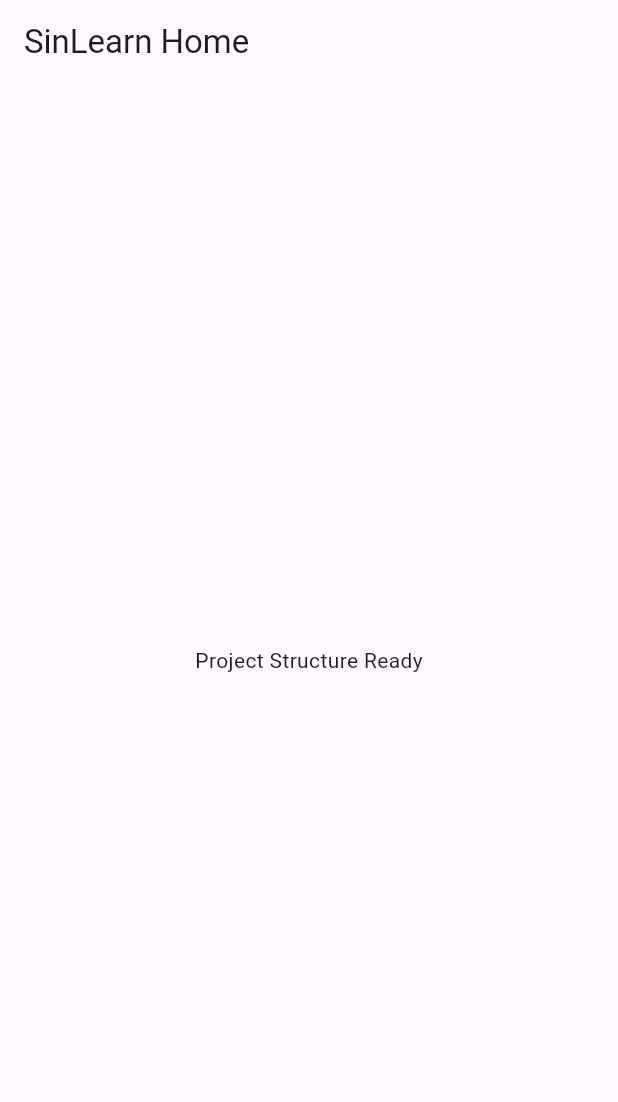
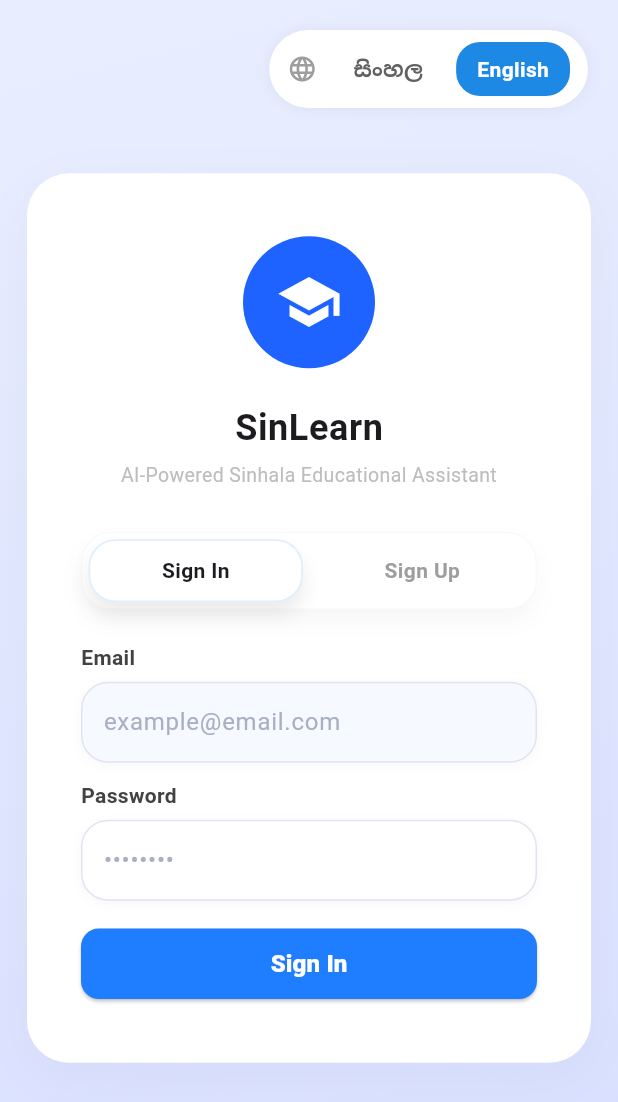
Before and after one commit to Miyuri15/SinLearn_mobile, a Flutter app: the screen it shows after launch, on a phone screen of 412 x 824 dp. Shown: the top 1102 px of the screen. Run offline on Flutter 3.47's test engine with Material 3 defaults, Android fonts, the phone set to English and light mode, and no system bars; our stand-ins replace easy_localization.

Commit message:
Added full sign-in & sign-up project

```diff
--- /dev/null
+++ b/lib/layouts/mobile/sign_in_page.dart
@@ -0,0 +1,339 @@
+import 'package:flutter/material.dart';
+import 'package:easy_localization/easy_localization.dart';
+import 'sign_up_page.dart';
+
+class SignInPage extends StatelessWidget {
+  const SignInPage({super.key});
+
+  @override
+  Widget build(BuildContext context) {
+    final theme = Theme.of(context);
+
+    return Scaffold(
+      body: Container(
+        width: double.infinity,
+        decoration: const BoxDecoration(
+          gradient: LinearGradient(
+            begin: Alignment.topCenter,
+            end: Alignment.bottomRight,
+            colors: [Color(0xFFE8EDFF), Color(0xFFD8DFFF)],
+            stops: [0.0, 1.0],
+          ),
+        ),
+        child: SafeArea(
+          child: Stack(
+            children: [
+              Align(
+                alignment: Alignment.topRight,
+                child: Padding(
+                  padding: const EdgeInsets.all(20.0),
+                  child: _LanguageToggle(),
+                ),
+              ),
+              Center(
+                child: SingleChildScrollView(
+                  child: ConstrainedBox(
+                    constraints: const BoxConstraints(maxWidth: 480),
+                    child: Container(
+                      decoration: BoxDecoration(
+                        color: Colors.white, // brighter card background
+                        borderRadius: BorderRadius.circular(28),
+                        boxShadow: [
+                          BoxShadow(
+                            color: Colors.black.withOpacity(0.03),
+                            blurRadius: 28,
+                            offset: const Offset(0, 8),
+                          )
+                        ],
+                      ),
+                      margin: const EdgeInsets.symmetric(horizontal: 18),
+                      child: Padding(
+                        padding: const EdgeInsets.all(36.0),
+                        child: Column(
+                          mainAxisSize: MainAxisSize.min,
+                          children: [
+                            const SizedBox(height: 6),
+                            // top emblem: solid hard blue circle with white graduation icon
+                            // Emblem: thicker solid blue circle with white hat centered
+                            // Emblem: deep blue circle with white hat — unify with SignUp page
+                            Container(
+                              width: 88,
+                              height: 88,
+                              decoration: const BoxDecoration(
+                                color: Color(0xFF1E63FF),
+                                shape: BoxShape.circle,
+                              ),
+                              alignment: Alignment.center,
+                              child: const Icon(Icons.school, size: 44, color: Colors.white),
+                            ),
+
+                            const SizedBox(height: 24),
+                            Text(
+                              'app_name'.tr(),
+                              style: theme.textTheme.headlineSmall?.copyWith(
+                                fontWeight: FontWeight.w700,
+                                letterSpacing: 0.4,
+                              ),
+                            ),
+                            const SizedBox(height: 6),
+                            Text(
+                              'ai_subtitle'.tr(),
+                              style: theme.textTheme.bodyMedium?.copyWith(
+                                color: Colors.grey[400],
+                                fontSize: 13,
+                              ),
+                              textAlign: TextAlign.center,
+                            ),
+
+                            const SizedBox(height: 28),
+
+                            // Tabs — design aims to match the mock's pill tabs
+                            Container(
+                              width: 360,
+                              height: 52,
+                              padding: const EdgeInsets.all(4),
+                              decoration: BoxDecoration(
+                                color: Colors.white,
+                                borderRadius: BorderRadius.circular(20),
+                                boxShadow: [
+                                  BoxShadow(
+                                      color: Colors.black.withOpacity(0.03),
+                                      blurRadius: 12,
+                                      offset: const Offset(0, 8))
+                                ],
+                                border: Border.all(color: Colors.grey.withOpacity(0.06)),
+                              ),
+                              child: Row(
+                                children: [
+                                  Expanded(
+                                    child: Container(
+                                      alignment: Alignment.center,
+                                      decoration: BoxDecoration(
+                                        color: Colors.white,
+                                        borderRadius: BorderRadius.circular(18),
+                                        boxShadow: [
+                                          BoxShadow(
+                                            color: Colors.black.withOpacity(0.08),
+                                            blurRadius: 10,
+                                            offset: const Offset(0, 8),
+                                          )
+                                        ],
+                                        border: Border.all(
+                                          color: Colors.blue.withOpacity(0.15),
+                                          width: 1.2,
+                                        ),
+                                      ),
+                                      child: Text(
+                                        'sign_in'.tr(),
+                                        style: const TextStyle(
+                                            fontWeight: FontWeight.w700),
+                                      ),
+                                    ),
+                                  ),
+                                  const SizedBox(width: 8),
+                                  Expanded(
+                                    child: InkWell(
+                                      borderRadius: BorderRadius.circular(18),
+                                      onTap: () => Navigator.of(context).push(MaterialPageRoute(builder: (_) => const SignUpPage())),
+                                      child: Container(
+                                        alignment: Alignment.center,
+                                        child: Text(
+                                          'sign_up'.tr(),
+                                          style: TextStyle(
+                                            color: Colors.grey[500],
+                                            fontWeight: FontWeight.w700,
+                                          ),
+                                        ),
+                                      ),
+                                    ),
+                                  ),
+                                ],
+                              ),
+                            ),
+
+                            const SizedBox(height: 22),
+
+                            _AuthForm(),
+                          ],
+                        ),
+                      ),
+                    ),
+                  ),
+                ),
+              ),
+            ],
+          ),
+        ),
+      ),
+    );
+  }
+}
+
+class _LanguageToggle extends StatelessWidget {
+  const _LanguageToggle({Key? key}) : super(key: key);
+
+  @override
+  Widget build(BuildContext context) {
+    final locale = context.locale;
+
+    return Container(
+      padding: const EdgeInsets.symmetric(horizontal: 12, vertical: 8),
+      decoration: BoxDecoration(
+          color: Colors.white,
+        borderRadius: BorderRadius.circular(30),
+        boxShadow: [
+          BoxShadow(color: Colors.black.withOpacity(0.06), blurRadius: 8),
+        ],
+      ),
+        child: Row(
+        mainAxisSize: MainAxisSize.min,
+        children: [
+          const Icon(Icons.language, size: 20, color: Colors.grey),
+          const SizedBox(width: 12),
+          GestureDetector(
+            onTap: () => context.setLocale(const Locale('si')),
+            child: Container(
+              padding: const EdgeInsets.symmetric(horizontal: 12, vertical: 8),
+              decoration: BoxDecoration(
+                color: locale.languageCode == 'si'
+                    ? Colors.blue[600]
+                    : Colors.transparent,
+                borderRadius: BorderRadius.circular(16),
+              ),
+              child: Text(
+                'si_name'.tr(),
+                style: TextStyle(
+                  fontSize: 14,
+                  color: locale.languageCode == 'si'
+                      ? Colors.white
+                      : Colors.grey[700],
+                  fontWeight: FontWeight.w600,
+                ),
+              ),
+            ),
+          ),
+          const SizedBox(width: 10),
+          GestureDetector(
+            onTap: () => context.setLocale(const Locale('en')),
+            child: Container(
+              padding: const EdgeInsets.symmetric(horizontal: 14, vertical: 8),
+              decoration: BoxDecoration(
+                color: locale.languageCode == 'en'
+                    ? Colors.blue[600]
+                    : Colors.transparent,
+                borderRadius: BorderRadius.circular(16),
+              ),
+              child: Text(
+                'en_name'.tr(),
+                style: TextStyle(
+                  fontSize: 14,
+                  color: locale.languageCode == 'en'
+                      ? Colors.white
+                      : Colors.grey[700],
+                  fontWeight: FontWeight.w600,
+                ),
+              ),
+            ),
+          ),
+        ],
+      ),
+    );
+  }
+}
+
+class _AuthForm extends StatefulWidget {
+  @override
+  State<_AuthForm> createState() => _AuthFormState();
+}
+
+class _AuthFormState extends State<_AuthForm> {
+  final _emailCtrl = TextEditingController();
+  final _pwdCtrl = TextEditingController();
+
+  @override
+  void dispose() {
+    _emailCtrl.dispose();
+    _pwdCtrl.dispose();
+    super.dispose();
+  }
+
+  @override
+  Widget build(BuildContext context) {
+    return Column(
+      children: [
+        // Email label above input (placeholder inside) per design
+        Align(
+          alignment: Alignment.centerLeft,
+          child: Text('email'.tr(), style: TextStyle(fontWeight: FontWeight.w600, color: Colors.grey[800])),
+        ),
+        const SizedBox(height: 6),
+          // boxed input with soft lift + light blue border
+          Container(
+            decoration: BoxDecoration(
+              color: const Color(0xFFF6F9FF),
+              borderRadius: BorderRadius.circular(18),
+              border: Border.all(color: const Color(0xFFE0E4F0)),
+              boxShadow: [BoxShadow(color: Colors.black.withOpacity(0.03), blurRadius: 6, offset: const Offset(0, 2))],
+            ),
+            child: TextFormField(
+              controller: _emailCtrl,
+              keyboardType: TextInputType.emailAddress,
+              decoration: InputDecoration(
+                hintText: 'email_hint'.tr(),
+                hintStyle: const TextStyle(color: Color(0xFFA9B0C3)),
+                border: InputBorder.none,
+                contentPadding: const EdgeInsets.symmetric(horizontal: 14, vertical: 14),
+              ),
+            ),
+          ),
+        const SizedBox(height: 12),
+        // Password label above input
+        Align(
+          alignment: Alignment.centerLeft,
+          child: Text('password'.tr(), style: TextStyle(fontWeight: FontWeight.w600, color: Colors.grey[800])),
+        ),
+        const SizedBox(height: 6),
+          Container(
+            decoration: BoxDecoration(
+              color: Colors.white,
+              borderRadius: BorderRadius.circular(18),
+              border: Border.all(color: const Color(0xFFE0E4F0)),
+              boxShadow: [BoxShadow(color: Colors.black.withOpacity(0.03), blurRadius: 6, offset: const Offset(0, 2))],
+            ),
+            child: TextFormField(
+              controller: _pwdCtrl,
+              obscureText: true, // keep hidden; no visibility toggle per design
+              decoration: InputDecoration(
+                hintText: 'password_hint'.tr(),
+                hintStyle: const TextStyle(color: Color(0xFFA9B0C3)),
+                border: InputBorder.none,
+                contentPadding: const EdgeInsets.symmetric(horizontal: 14, vertical: 14),
+              ),
+            ),
+          ),
+        const SizedBox(height: 18),
+        SizedBox(
+          width: double.infinity,
+          child: ElevatedButton(
+            style: ElevatedButton.styleFrom(
+              padding: const EdgeInsets.symmetric(vertical: 12, horizontal: 8),
+              shape: RoundedRectangleBorder(
+                  borderRadius: BorderRadius.circular(12)),
+              backgroundColor: const Color(0xFF1E7EFF),
+            ),
+            onPressed: () {
+              // Placeholder: handle sign-in
+              ScaffoldMessenger.of(context)
+                  .showSnackBar(SnackBar(content: Text('signin_pressed'.tr())));
+            },
+            child: Text(
+              'sign_in'.tr(),
+              style: const TextStyle(fontWeight: FontWeight.w800, fontSize: 16, color: Colors.white),
+            ),
+          ),
+        ),
+        const SizedBox(height: 6),
+      ],
+    );
+  }
+}
--- a/lib/main.dart
+++ b/lib/main.dart
@@ -1,5 +1,6 @@
 import 'package:flutter/material.dart';
 import 'package:easy_localization/easy_localization.dart';
+import 'layouts/mobile/sign_in_page.dart';
 
 void main() async {
   WidgetsFlutterBinding.ensureInitialized();
@@ -31,11 +32,15 @@ class SinLearnApp extends StatelessWidget {
       locale: context.locale,
       theme: ThemeData(
         brightness: Brightness.light,
+        fontFamily: 'Roboto',
+        primaryColor: const Color(0xFF1E63FF),
       ),
       darkTheme: ThemeData(
         brightness: Brightness.dark,
+        fontFamily: 'Roboto',
+        primaryColor: const Color(0xFF1E63FF),
       ),
-      home: const PlaceholderHome(),
+      home: const SignInPage(),
     );
   }
 }
@@ -51,3 +56,5 @@ class PlaceholderHome extends StatelessWidget {
     );
   }
 }
+
+// placeholder home kept for reference (not currently used)
```
Also changed, not shown: assets/languages/en.json (+16 -0 lines), assets/languages/si.json (+17 -1 lines), lib/layouts/mobile/sign_up_page.dart (added, +249 -0 lines), pubspec.lock, 1 other file.
